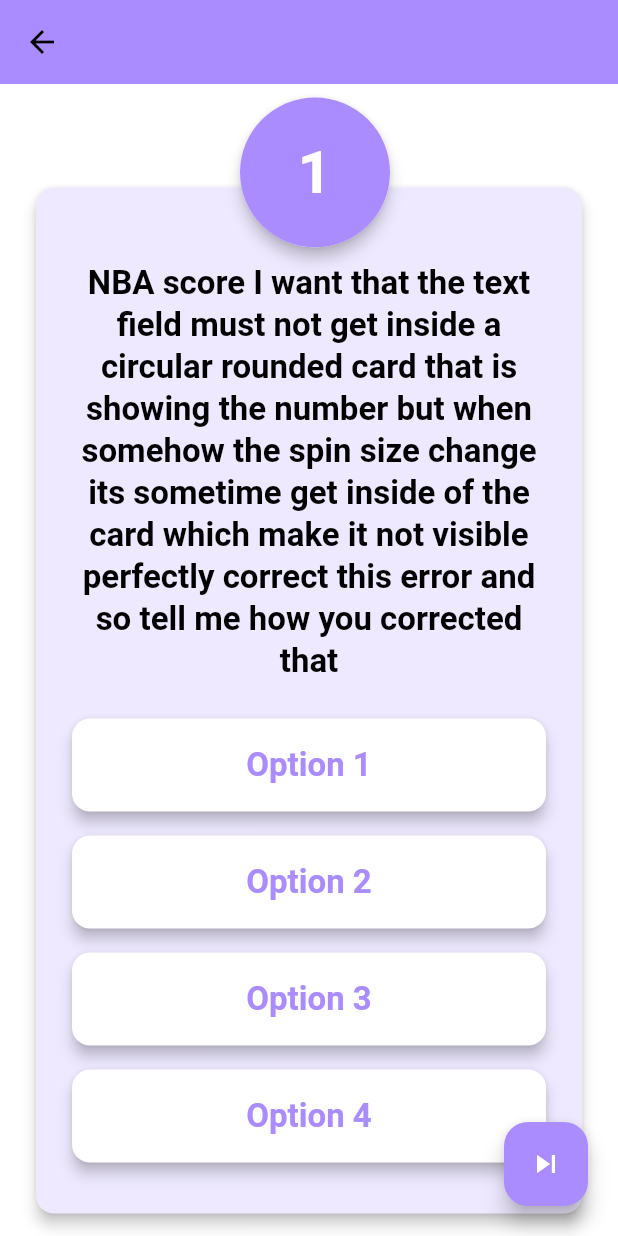
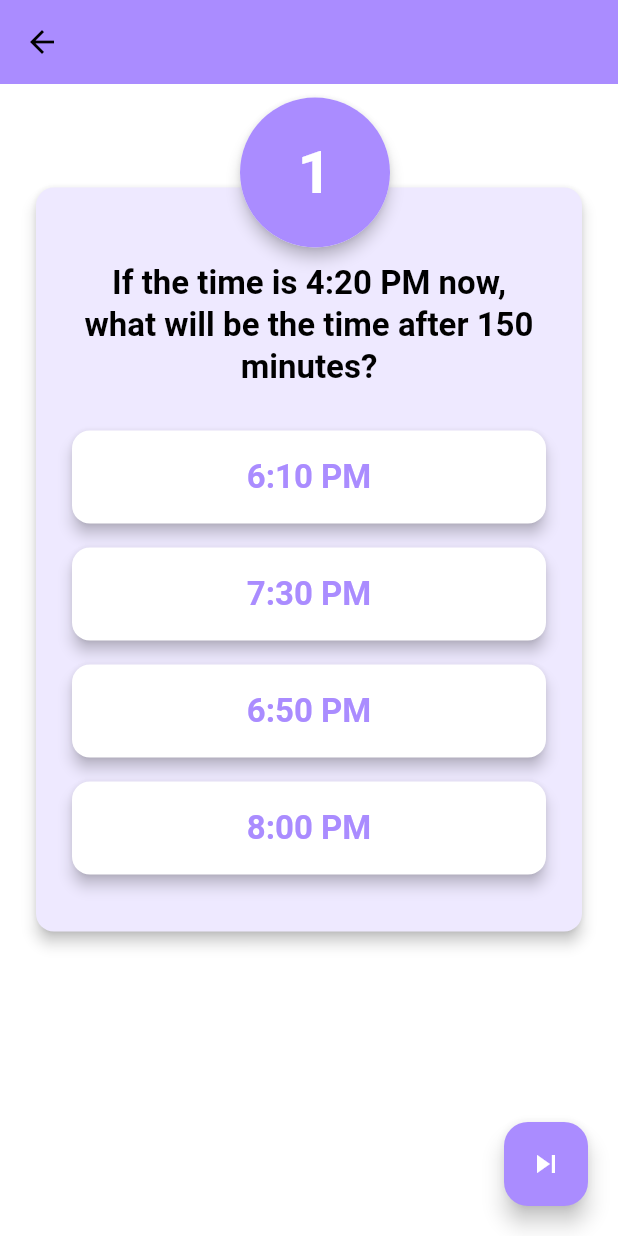
Before and after one commit to Anshuman1103/caliber_sense, a Flutter app: the QuestionScreen screen opened directly, on a phone screen of 412 x 824 dp. Run offline on Flutter 3.47's test engine with Material 3 defaults, Android fonts, the phone set to English and light mode, and no system bars; our stand-ins replace flutter_riverpod, google_fonts.

Commit message:
question jumping

```diff
--- a/lib/custom_widgets/option.dart
+++ b/lib/custom_widgets/option.dart
@@ -1,57 +1,38 @@
 import 'package:flutter/material.dart';
 
-class Option extends StatefulWidget {
-  const Option({super.key, required this.optionText});
+class Option extends StatelessWidget {
+  const Option({
+    super.key,
+    required this.optionText,
+    required this.isSelected,
+    required this.onOptionSelected,
+  });
 
   final String optionText;
-
-  @override
-  State<Option> createState() {
-    return _OptionState();
-  }
-}
-
-class _OptionState extends State<Option> {
-  bool _isSelected = false; // Tracks if the option is selected
-
-  void _handleTap(BuildContext context) {
-    setState(() {
-      _isSelected = !_isSelected; // Toggle selection
-    });
-
-    // Show a SnackBar with the selected option
-    ScaffoldMessenger.of(context).clearSnackBars();
-    ScaffoldMessenger.of(context).showSnackBar(
-      SnackBar(
-        content: Text(_isSelected
-            ? '${widget.optionText} selected'
-            : '${widget.optionText} deselected'),
-        duration: const Duration(seconds: 1),
-      ),
-    );
-  }
+  final bool isSelected;
+  final VoidCallback onOptionSelected;
 
   @override
   Widget build(BuildContext context) {
     return InkWell(
-      onTap: () => _handleTap(context),
+      onTap: onOptionSelected,
       child: ConstrainedBox(
         constraints: const BoxConstraints(
           minHeight: 70,
         ),
         child: Card(
           elevation: 4,
-          color: _isSelected
+          color: isSelected
               ? Theme.of(context).colorScheme.primary
               : Theme.of(context).colorScheme.surface,
           child: Center(
             child: Padding(
               padding: const EdgeInsets.all(10),
               child: Text(
-                widget.optionText,
+                optionText,
                 textAlign: TextAlign.center,
                 style: Theme.of(context).textTheme.titleLarge!.copyWith(
-                      color: _isSelected
+                      color: isSelected
                           ? Theme.of(context).colorScheme.onPrimary
                           : Theme.of(context).colorScheme.primary,
                     ),
--- a/lib/custom_widgets/question_card.dart
+++ b/lib/custom_widgets/question_card.dart
@@ -1,12 +1,32 @@
 import 'package:caliber_sense/custom_widgets/option.dart';
+import 'package:caliber_sense/models/question.dart';
 import 'package:flutter/material.dart';
 import 'package:google_fonts/google_fonts.dart';
 
-class QuestionCard extends StatelessWidget {
-  const QuestionCard({super.key});
+class QuestionCard extends StatefulWidget {
+  const QuestionCard({
+    super.key,
+    required this.question,
+    required this.onOptionSelected,
+    required this.selectedOptionIndex,
+    required this.currentQuestionIndex,
+  });
+
+  final Question question;
+  final Function(int) onOptionSelected;
+  final int? selectedOptionIndex;
+  final int currentQuestionIndex;
+
+  @override
+  State<QuestionCard> createState() => _QuestionCardState();
+}
+
+class _QuestionCardState extends State<QuestionCard> {
+  late int currentQuestionNumber;
 
   @override
   Widget build(BuildContext context) {
+    currentQuestionNumber = widget.currentQuestionIndex;
     return Column(
       mainAxisAlignment: MainAxisAlignment.spaceAround,
       children: [
@@ -34,24 +54,30 @@
                       Padding(
                         padding: const EdgeInsets.fromLTRB(5, 20, 5, 20),
                         child: Text(
-                          'NBA score I want that the text field must not get inside a circular rounded card that is showing the number but when somehow the spin size change its sometime get inside of the card which make it not visible perfectly correct this error and so tell me how you corrected that',
+                          widget.question.questionText,
                           textAlign: TextAlign.center,
                           style: Theme.of(context)
                               .textTheme
                               .titleLarge!
                               .copyWith(
-                                  color: Theme.of(context)
-                                      .colorScheme
-                                      .onSecondary),
+                                color:
+                                    Theme.of(context).colorScheme.onSecondary,
+                              ),
                         ),
                       ),
-                      const Option(optionText: 'Option 1'),
-                      const SizedBox(height: 8),
-                      const Option(optionText: 'Option 2'),
-                      const SizedBox(height: 8),
-                      const Option(optionText: 'Option 3'),
-                      const SizedBox(height: 8),
-                      const Option(optionText: 'Option 4'),
+                      //To display options here
+                      ...widget.question.options.asMap().entries.map((entry) {
+                        int idx = entry.key;
+                        String optionText = entry.value;
+                        return Padding(
+                          padding: const EdgeInsets.symmetric(vertical: 4),
+                          child: Option(
+                              optionText: optionText,
+                              isSelected: widget.selectedOptionIndex == idx,
+                              onOptionSelected: () =>
+                                  widget.onOptionSelected(idx)),
+                        );
+                      }),
                     ],
                   ),
                 ),
@@ -73,7 +99,7 @@
                     color: Theme.of(context).colorScheme.primary,
                   ),
                   child: Text(
-                    "1",
+                    (currentQuestionNumber + 1).toString(),
                     textAlign: TextAlign.center,
                     style: GoogleFonts.roboto(
                         fontSize: 40,
--- /dev/null
+++ b/lib/models/question.dart
@@ -0,0 +1,11 @@
+class Question {
+  String questionText;
+  List<String> options;
+  int correctAnswerIndex;
+
+  Question({
+    required this.questionText,
+    required this.options,
+    required this.correctAnswerIndex,
+  });
+}
--- a/lib/screens/question_screen.dart
+++ b/lib/screens/question_screen.dart
@@ -1,12 +1,88 @@
 import 'package:caliber_sense/main.dart';
 import 'package:caliber_sense/custom_widgets/question_card.dart';
+import 'package:caliber_sense/models/question.dart';
+import 'package:caliber_sense/screens/result_screen.dart';
 import 'package:flutter/material.dart';
 
-class QuestionScreen extends StatelessWidget {
+class QuestionScreen extends StatefulWidget {
   const QuestionScreen({super.key});
 
   @override
+  State<QuestionScreen> createState() => _QuestionScreenState();
+}
+
+class _QuestionScreenState extends State<QuestionScreen> {
+  final List<Question> _questions = [
+    Question(
+      questionText:
+          'If the time is 4:20 PM now, what will be the time after 150 minutes?',
+      options: ['6:10 PM', '7:30 PM', '6:50 PM', '8:00 PM'],
+      correctAnswerIndex: 2,
+    ),
+    Question(
+      questionText:
+          'A clock shows 6:00 AM. How many degrees will the minute hand rotate when the time is 8:00 AM?',
+      options: ['180 degrees', '360 degrees', '540 degrees', '720 degrees'],
+      correctAnswerIndex: 1,
+    ),
+    Question(
+      questionText:
+          'If a train leaves the station at 8:35 AM and reaches its destination at 11:50 AM, how long is the journey?',
+      options: [
+        '2 hours 45 minutes',
+        '3 hours 15 minutes',
+        '3 hours 30 minutes',
+        '3 hours 25 minutes'
+      ],
+      correctAnswerIndex: 1,
+    ),
+    Question(
+      questionText:
+          'If it takes 45 minutes to bake a cake and you put it in the oven at 3:20 PM, at what time will it be ready?',
+      options: ['3:55 PM', '4:05 PM', '4:10 PM', '4:15 PM'],
+      correctAnswerIndex: 1,
+    ),
+    Question(
+      questionText:
+          'Two clocks start ticking together at 12:00 PM. One loses 2 seconds per hour, and the other gains 2 seconds per hour. When will they show the same time again?',
+      options: ['6 months', '3 months', '1 year', 'Never'],
+      correctAnswerIndex: 3,
+    ),
+  ];
+
+  int _currentQuestionIndex = 0;
+  int? _selectedOptionIndex;
+
+  void _nextQuestion() {
+    setState(() {
+      _selectedOptionIndex = null;
+      if (_currentQuestionIndex < _questions.length - 1) {
+        //jumping to next question
+        _currentQuestionIndex++;
+      } else {
+        //Ends the test and show result
+        Navigator.pushReplacement(context,
+            MaterialPageRoute(builder: (context) => const ResultScreen()));
+      }
+    });
+  }
+
+  Future<void> _handleOptionSelected(int index) async {
+    setState(() {
+      _selectedOptionIndex = index;
+    });
+    // Perform any validation or scoring logic here
+
+    // Delay before moving to the next question
+    await Future.delayed(const Duration(milliseconds: 300));
+    // Move to the next question
+    _nextQuestion();
+  }
+
+  @override
   Widget build(BuildContext context) {
+    Question currentQuestion = _questions[_currentQuestionIndex];
+
     return Scaffold(
       backgroundColor: Theme.of(context).colorScheme.surface,
       appBar: AppBar(
@@ -17,17 +93,20 @@
           Expanded(
             child: Stack(
               children: [
-                const Expanded(
-                  child: SingleChildScrollView(
+                SingleChildScrollView(
                   child: Column(
                     children: [
-                        SizedBox(
+                      const SizedBox(
                         //Helps to make circular card visible
                         height: 55,
                       ),
-                        QuestionCard(),
+                      QuestionCard(
+                        question: currentQuestion,
+                        selectedOptionIndex: _selectedOptionIndex,
+                        currentQuestionIndex: _currentQuestionIndex,
+                        onOptionSelected: _handleOptionSelected,
+                      ),
                     ],
-                    ),
                   ),
                 ),
                 Positioned(
@@ -37,6 +116,7 @@
                   child: FloatingActionButton(
                     onPressed: () {
                       // Action to skip the question
+                      ScaffoldMessenger.of(context).clearSnackBars();
                       ScaffoldMessenger.of(context).showSnackBar(
                         const SnackBar(
                           content: Text('Question skipped'),
--- a/lib/screens/result_screen.dart
+++ b/lib/screens/result_screen.dart
@@ -2,6 +2,8 @@
 library;
 
 import 'package:caliber_sense/main.dart';
+import 'package:caliber_sense/screens/home_screen.dart';
+import 'package:caliber_sense/screens/tab.dart';
 import 'package:caliber_sense/widgets/result_score_card.dart';
 import 'package:flutter/material.dart';
 import 'package:google_fonts/google_fonts.dart';
@@ -99,7 +101,12 @@
             mainAxisAlignment: MainAxisAlignment.spaceEvenly,
             children: [
               ElevatedButton(
-                  onPressed: () {},
+                  onPressed: () {
+                    Navigator.pushReplacement(
+                        context,
+                        MaterialPageRoute(
+                            builder: (context) => const TabScreen()));
+                  },
                   style: ElevatedButton.styleFrom(
                       backgroundColor: colorScheme.primary),
                   child: Text(
```
Lines whose indentation alone changed are shown as unchanged.
